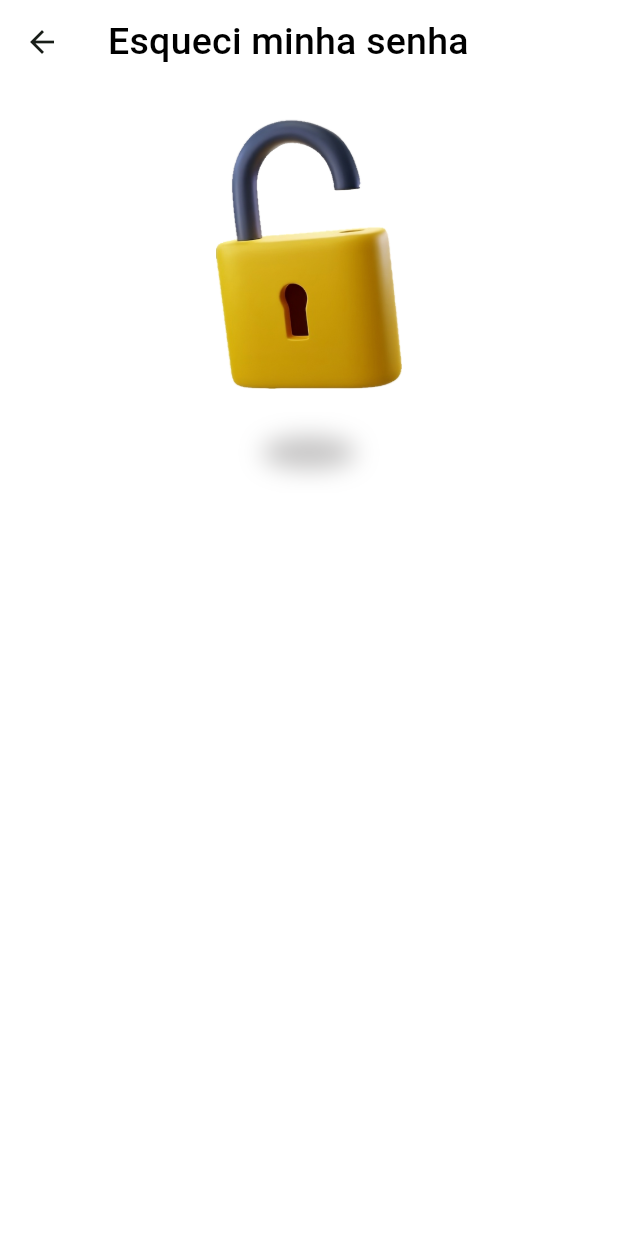
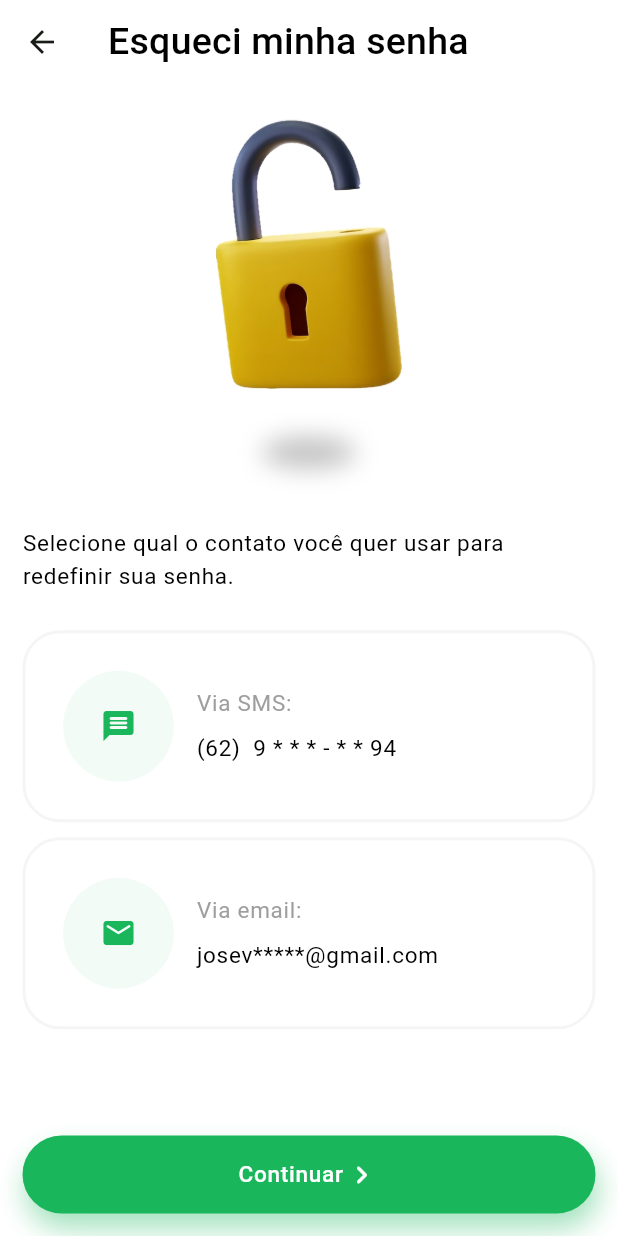
Before and after one commit to JoseVinicius-P/AluExpress-Flutter, a Flutter app: the ForgotPasswordPage screen opened by its route, on a phone screen of 412 x 824 dp. Run offline on Flutter 3.47's test engine with Material 2 defaults, Android fonts, the phone set to English and light mode, and no system bars; drawn by our look-alikes of auto_size_text; our stand-ins replace carousel_slider, flutter_modular, flutter_triple, mask_text_input_formatter, responsive_builder.

Commit message:
style: Criando primeiro layout da tela de recuperar senha

```diff
--- a/lib/app/modules/authentication/pages/forgot_password_page.dart
+++ b/lib/app/modules/authentication/pages/forgot_password_page.dart
@@ -1,5 +1,7 @@
 import 'package:auto_size_text/auto_size_text.dart';
 import 'package:flutter/material.dart';
+import 'package:luguel/app/shared/default_button_widget.dart';
+import 'package:luguel/app/shared/my_colors.dart';
 import 'package:responsive_builder/responsive_builder.dart';
 
 class ForgotPasswordPage extends StatefulWidget {
@@ -63,11 +65,12 @@ class ForgotPasswordPageState extends State<ForgotPasswordPage> with TickerProvi
         ),
       ),
       body: SafeArea(
-        child: Column(
-          children: [
-            Padding(
-              padding: const EdgeInsets.all(15.0),
-              child: Center(
+        child: Padding(
+          padding: const EdgeInsets.all(15.0),
+          child: Column(
+            mainAxisSize: MainAxisSize.max,
+            children: [
+              Center(
                 child: AnimatedBuilder(
                   animation: _floatAnimation,
                   builder: (context, child) {
@@ -97,10 +100,93 @@ class ForgotPasswordPageState extends State<ForgotPasswordPage> with TickerProvi
                   }
                 )
               ),
-            )
-          ],
+              AutoSizeText(
+                "Selecione qual o contato você quer usar para redefinir sua senha.",
+                style: theme.textTheme.labelSmall?.copyWith(color: Colors.black, fontWeight: FontWeight.normal),
+              ),
+              SizedBox(height: 25,),
+              ContactMethodWidget(
+                icon: Icons.message_rounded,
+                nameOfContactMethod: "SMS",
+                contactMethod: "(62)  9 * * * - * * 94",
+              ),
+              SizedBox(height: 10,),
+              ContactMethodWidget(
+                icon: Icons.email_rounded,
+                nameOfContactMethod: "email",
+                contactMethod: "josev*****@gmail.com",
+              ),
+              Spacer(),
+              DefaultButtonWidget(
+                onTap: (){},
+                text: "Continuar",
+                backgroundColor: MyColors.primaryColor,
+                textColor: Colors.white,
+                shadow: true,
+                icon: const Icon(Icons.keyboard_arrow_right_rounded, color: Colors.white,),
+              )
+            ],
+          ),
         ),
       ),
     );
   }
 }
+
+class ContactMethodWidget extends StatelessWidget {
+  const ContactMethodWidget({
+    super.key,
+    this.isSelected,
+    required this.icon,
+    required this.nameOfContactMethod,
+    required this.contactMethod,
+  });
+
+  final bool? isSelected;
+  final IconData icon;
+  final String nameOfContactMethod;
+  final String contactMethod;
+
+  @override
+  Widget build(BuildContext context) {
+    var theme = Theme.of(context);
+    return Container(
+      decoration: BoxDecoration(
+        borderRadius: BorderRadius.circular(25),
+        border: Border.all(
+          color: MyColors.grayLight,
+          width: 2
+        ),
+      ),
+      padding: EdgeInsets.all(25),
+      child: Row(
+        mainAxisSize: MainAxisSize.max,
+        children: [
+          Container(
+            decoration: BoxDecoration(
+              shape: BoxShape.circle,
+              color: MyColors.primaryColor.withOpacity(0.05),
+            ),
+            padding: EdgeInsets.all(25),
+            child: Icon(icon, color: MyColors.primaryColor,),
+          ),
+          SizedBox(width: 15,),
+          Column(
+            crossAxisAlignment: CrossAxisAlignment.start,
+            children: [
+              AutoSizeText(
+                "Via $nameOfContactMethod:",
+                style: theme.textTheme.labelSmall?.copyWith(color: Colors.grey, fontWeight: FontWeight.normal),
+              ),
+              SizedBox(height: 8,),
+              AutoSizeText(
+                contactMethod,
+                style: theme.textTheme.labelSmall?.copyWith(color: Colors.black, fontWeight: FontWeight.normal),
+              ),
+            ],
+          )
+        ],
+      ),
+    );
+  }
+}
```
